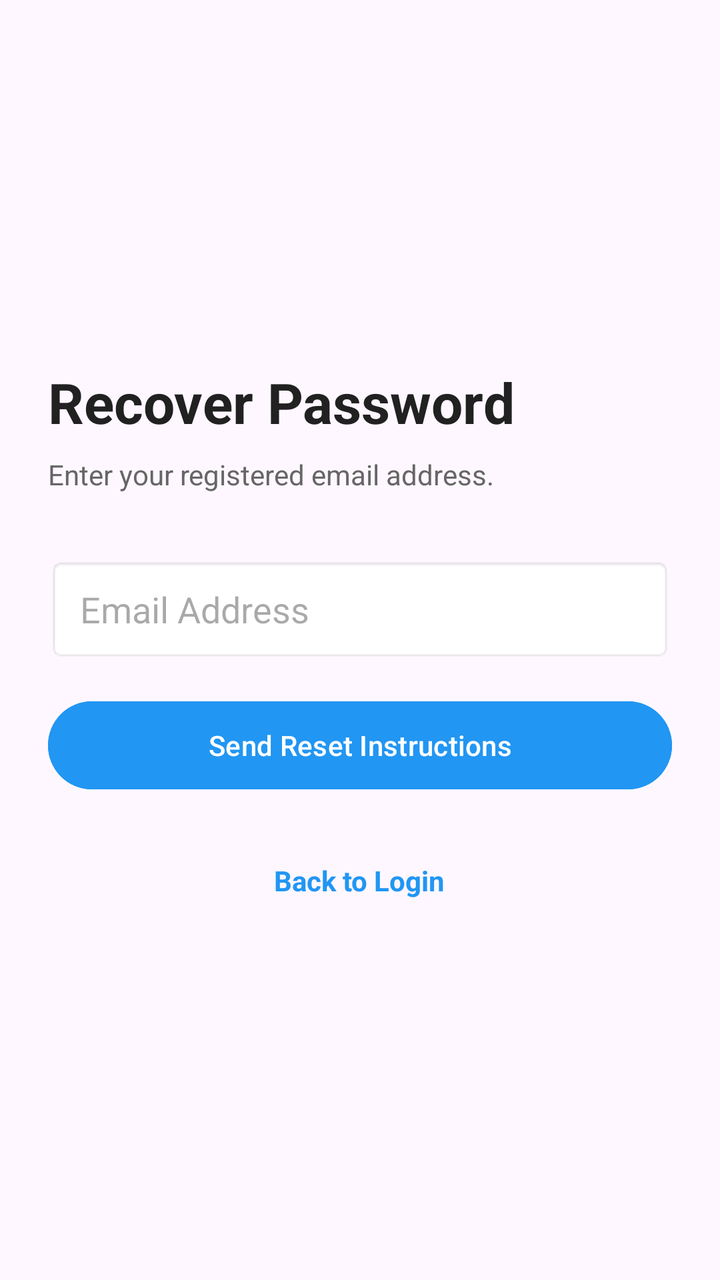
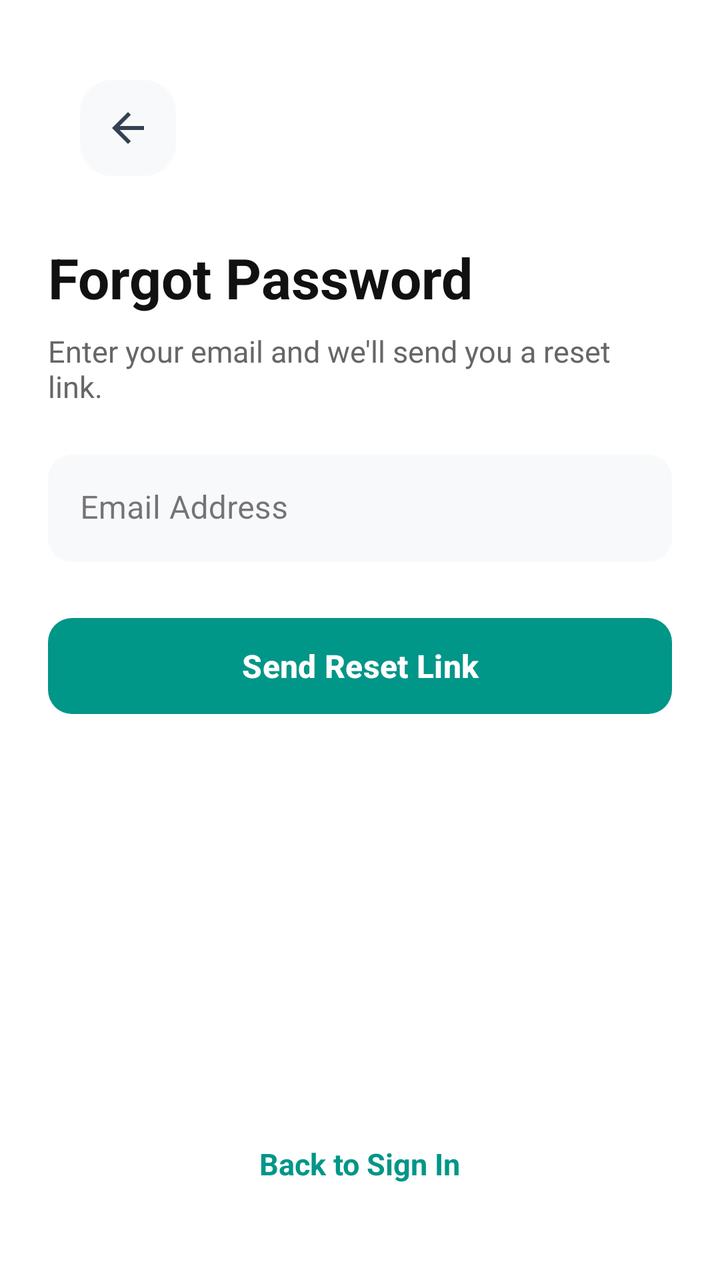

Compare the two renders of this Android layout. The source of the first and the diff that turns it into the second are given below.
<!-- AndroidManifest.xml: application theme Theme.Carelyo -->
<!-- res/layout/activity_forgot_password.xml -->
<?xml version="1.0" encoding="utf-8"?>
<LinearLayout xmlns:android="http://schemas.android.com/apk/res/android"
    xmlns:tools="http://tools.android.com/tools"
    android:layout_width="match_parent"
    android:layout_height="match_parent"
    android:orientation="vertical"
    android:padding="24dp"
    android:gravity="center_vertical"
    tools:context=".ui.auth.ForgotPasswordActivity">

    <TextView
        android:id="@+id/tvTitle"
        android:layout_width="wrap_content"
        android:layout_height="wrap_content"
        android:text="Recover Password"
        android:textSize="28sp"
        android:textStyle="bold"
        android:textColor="#212121"
        android:layout_marginBottom="8dp" />

    <TextView
        android:id="@+id/tvSubtitle"
        android:layout_width="match_parent"
        android:layout_height="wrap_content"
        android:text="Enter your registered email address."
        android:textSize="14sp"
        android:textColor="#666666"
        android:layout_marginBottom="32dp" />

    <EditText
        android:id="@+id/etEmail"
        android:layout_width="match_parent"
        android:layout_height="52dp"
        android:hint="Email Address"
        android:inputType="textEmailAddress"
        android:background="@android:drawable/editbox_background"
        android:paddingHorizontal="16dp"
        android:layout_marginBottom="16dp" />

    <FrameLayout
        android:layout_width="match_parent"
        android:layout_height="wrap_content">

        <Button
            android:id="@+id/btnResetPassword"
            android:layout_width="match_parent"
            android:layout_height="52dp"
            android:text="Send Reset Instructions"
            android:backgroundTint="#2196F3"
            android:textColor="#FFFFFF" />

        <ProgressBar
            android:id="@+id/progressBar"
            android:layout_width="24dp"
            android:layout_height="24dp"
            android:layout_gravity="center"
            android:visibility="gone" />
    </FrameLayout>

    <TextView
        android:id="@+id/tvBackToLogin"
        android:layout_width="wrap_content"
        android:layout_height="wrap_content"
        android:text="Back to Login"
        android:textSize="14sp"
        android:textColor="#2196F3"
        android:textStyle="bold"
        android:layout_gravity="center_horizontal"
        android:layout_marginTop="24dp"
        android:padding="8dp" />

</LinearLayout>
<!-- resources referenced by this layout -->
<resources>
  <style name="Theme.Carelyo" parent="Base.Theme.Carelyo" />
  <style name="Base.Theme.Carelyo" parent="Theme.Material3.DayNight.NoActionBar">
          
          
      </style>
</resources>

<!-- the commit's change to res/layout/activity_forgot_password.xml (unified diff, before → after) -->
@@ -1,72 +1,121 @@
 <?xml version="1.0" encoding="utf-8"?>
-<LinearLayout xmlns:android="http://schemas.android.com/apk/res/android"
-    xmlns:tools="http://tools.android.com/tools"
+<androidx.constraintlayout.widget.ConstraintLayout
+    xmlns:android="http://schemas.android.com/apk/res/android"
+    xmlns:app="http://schemas.android.com/apk/res-auto"
+    xmlns:tools="http://schemas.android.com/tools"
     android:layout_width="match_parent"
     android:layout_height="match_parent"
-    android:orientation="vertical"
+    android:background="#FFFFFF"
     android:padding="24dp"
-    android:gravity="center_vertical"
     tools:context=".ui.auth.ForgotPasswordActivity">
 
-    <TextView
-        android:id="@+id/tvTitle"
-        android:layout_width="wrap_content"
-        android:layout_height="wrap_content"
-        android:text="Recover Password"
-        android:textSize="28sp"
-        android:textStyle="bold"
-        android:textColor="#212121"
-        android:layout_marginBottom="8dp" />
+    <ImageButton
+        android:id="@+id/btnBack"
+        android:layout_width="48dp"
+        android:layout_height="48dp"
+        android:layout_marginStart="16dp"
+        android:layout_marginTop="16dp"
+        android:padding="12dp"
+        android:scaleType="fitCenter"
+        android:contentDescription="Back Button"
+        android:src="@drawable/ic_arrow_back"
+        android:background="@drawable/bg_rounded_square_button"
+        app:tint="#334155"
+        app:layout_constraintStart_toStartOf="parent"
+        app:layout_constraintTop_toTopOf="parent" />
 
-    <TextView
-        android:id="@+id/tvSubtitle"
+    <LinearLayout
         android:layout_width="match_parent"
         android:layout_height="wrap_content"
-        android:text="Enter your registered email address."
-        android:textSize="14sp"
-        android:textColor="#666666"
-        android:layout_marginBottom="32dp" />
+        android:layout_marginTop="32dp"
+        android:orientation="vertical"
+        app:layout_constraintTop_toBottomOf="@id/btnBack"
+        app:layout_constraintStart_toStartOf="parent"
+        app:layout_constraintEnd_toEndOf="parent">
 
-    <EditText
-        android:id="@+id/etEmail"
-        android:layout_width="match_parent"
-        android:layout_height="52dp"
-        android:hint="Email Address"
-        android:inputType="textEmailAddress"
-        android:background="@android:drawable/editbox_background"
-        android:paddingHorizontal="16dp"
-        android:layout_marginBottom="16dp" />
+        <TextView
+            android:id="@+id/tvTitle"
+            android:layout_width="wrap_content"
+            android:layout_height="wrap_content"
+            android:text="Forgot Password"
+            android:textColor="#111111"
+            android:textSize="28sp"
+            android:textStyle="bold"
+            android:layout_marginBottom="8dp" />
 
-    <FrameLayout
-        android:layout_width="match_parent"
-        android:layout_height="wrap_content">
+        <TextView
+            android:id="@+id/tvSubtitle"
+            android:layout_width="match_parent"
+            android:layout_height="wrap_content"
+            android:text="Enter your email and we'll send you a reset link."
+            android:textColor="#666666"
+            android:textSize="15sp"
+            android:layout_marginBottom="24dp" />
 
-        <Button
-            android:id="@+id/btnResetPassword"
+        <com.google.android.material.textfield.TextInputLayout
+            android:id="@+id/tilEmail"
+            style="@style/Widget.MaterialComponents.TextInputLayout.FilledBox"
             android:layout_width="match_parent"
-            android:layout_height="52dp"
-            android:text="Send Reset Instructions"
-            android:backgroundTint="#2196F3"
-            android:textColor="#FFFFFF" />
+            android:layout_height="wrap_content"
+            android:hint="Email Address"
+            android:layout_marginBottom="24dp"
+            app:boxBackgroundColor="#F8F9FA"
+            app:boxCornerRadiusBottomEnd="12dp"
+            app:boxCornerRadiusBottomStart="12dp"
+            app:boxCornerRadiusTopEnd="12dp"
+            app:boxCornerRadiusTopStart="12dp"
+            app:boxStrokeWidth="0dp"
+            app:boxStrokeWidthFocused="1dp"
+            app:hintTextColor="#666666">
 
-        <ProgressBar
-            android:id="@+id/progressBar"
-            android:layout_width="24dp"
-            android:layout_height="24dp"
-            android:layout_gravity="center"
-            android:visibility="gone" />
-    </FrameLayout>
+            <com.google.android.material.textfield.TextInputEditText
+                android:id="@+id/etEmail"
+                android:layout_width="match_parent"
+                android:layout_height="wrap_content"
+                android:inputType="textEmailAddress"
+                android:paddingVertical="16dp"
+                android:textColor="#222222" />
+        </com.google.android.material.textfield.TextInputLayout>
+
+        <FrameLayout
+            android:layout_width="match_parent"
+            android:layout_height="wrap_content">
+
+            <com.google.android.material.button.MaterialButton
+                android:id="@+id/btnResetPassword"
+                android:layout_width="match_parent"
+                android:layout_height="56dp"
+                android:text="Send Reset Link"
+                android:textAllCaps="false"
+                android:textSize="16sp"
+                android:textStyle="bold"
+                app:backgroundTint="#009688"
+                app:cornerRadius="12dp" />
+
+            <ProgressBar
+                android:id="@+id/progressBar"
+                android:layout_width="24dp"
+                android:layout_height="24dp"
+                android:layout_gravity="center"
+                android:visibility="gone" />
+        </FrameLayout>
+
+    </LinearLayout>
 
     <TextView
         android:id="@+id/tvBackToLogin"
         android:layout_width="wrap_content"
         android:layout_height="wrap_content"
-        android:text="Back to Login"
-        android:textSize="14sp"
-        android:textColor="#2196F3"
+        android:layout_marginBottom="16dp"
+        android:clickable="true"
+        android:focusable="true"
+        android:padding="8dp"
+        android:text="Back to Sign In"
+        android:textColor="#009688"
+        android:textSize="15sp"
         android:textStyle="bold"
-        android:layout_gravity="center_horizontal"
-        android:layout_marginTop="24dp"
-        android:padding="8dp" />
+        app:layout_constraintBottom_toBottomOf="parent"
+        app:layout_constraintEnd_toEndOf="parent"
+        app:layout_constraintStart_toStartOf="parent" />
 
-</LinearLayout>
+</androidx.constraintlayout.widget.ConstraintLayout>
<!-- resource entries referenced after the edit -->
@@ -1,5 +1,23 @@
 <!-- resources referenced by this layout -->
 <resources>
+  <!-- drawable bg_rounded_square_button (drawable) -->
+  <?xml version="1.0" encoding="utf-8"?>
+  <shape xmlns:android="http://schemas.android.com/apk/res/android"
+      android:shape="rectangle">
+      <solid android:color="#F8F9FA" />
+  
+      <corners android:radius="16dp" />
+  </shape>
+  <!-- drawable ic_arrow_back (drawable) -->
+  <vector xmlns:android="http://schemas.android.com/apk/res/android"
+      android:width="24dp"
+      android:height="24dp"
+      android:viewportWidth="960"
+      android:viewportHeight="960">
+    <path
+        android:pathData="m313,520 l224,224 -57,56 -320,-320 320,-320 57,56 -224,224h487v80L313,520Z"
+        android:fillColor="#e3e3e3"/>
+  </vector>
   <style name="Theme.Carelyo" parent="Base.Theme.Carelyo" />
   <style name="Base.Theme.Carelyo" parent="Theme.Material3.DayNight.NoActionBar">
           
